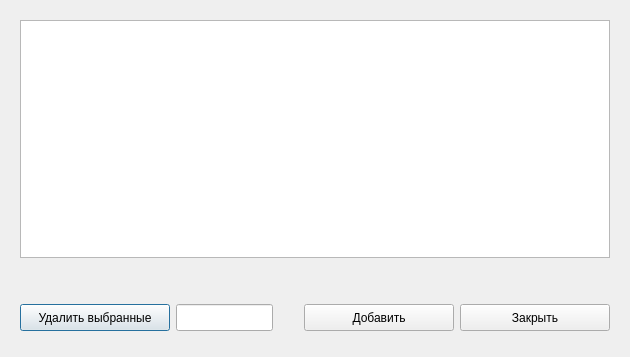
The window that ContactsDialog.ui (okostynchuk/Outcall) describes before a commit, drawn with Qt 5.
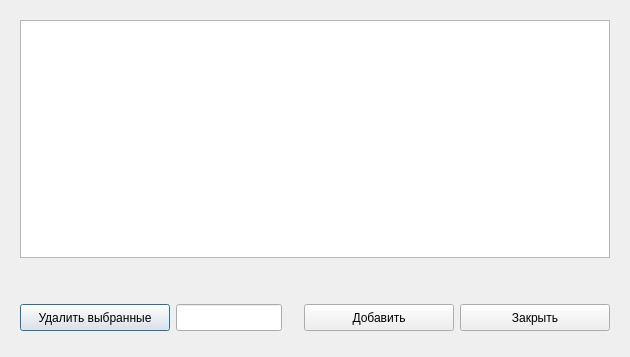
The same window after the commit.

Commit message: бессмысленные изменения

The edit to the form file:
```diff
--- a/ContactsDialog.ui
+++ b/ContactsDialog.ui
@@ -86,6 +86,14 @@
               <height>16777215</height>
              </size>
             </property>
+            <property name="font">
+             <font>
+              <pointsize>10</pointsize>
+             </font>
+            </property>
+            <property name="cursor">
+             <cursorShape>IBeamCursor</cursorShape>
+            </property>
             <property name="toolTip">
              <string>Поиск по таблице</string>
             </property>
```
The commit also changes 1 other file.
